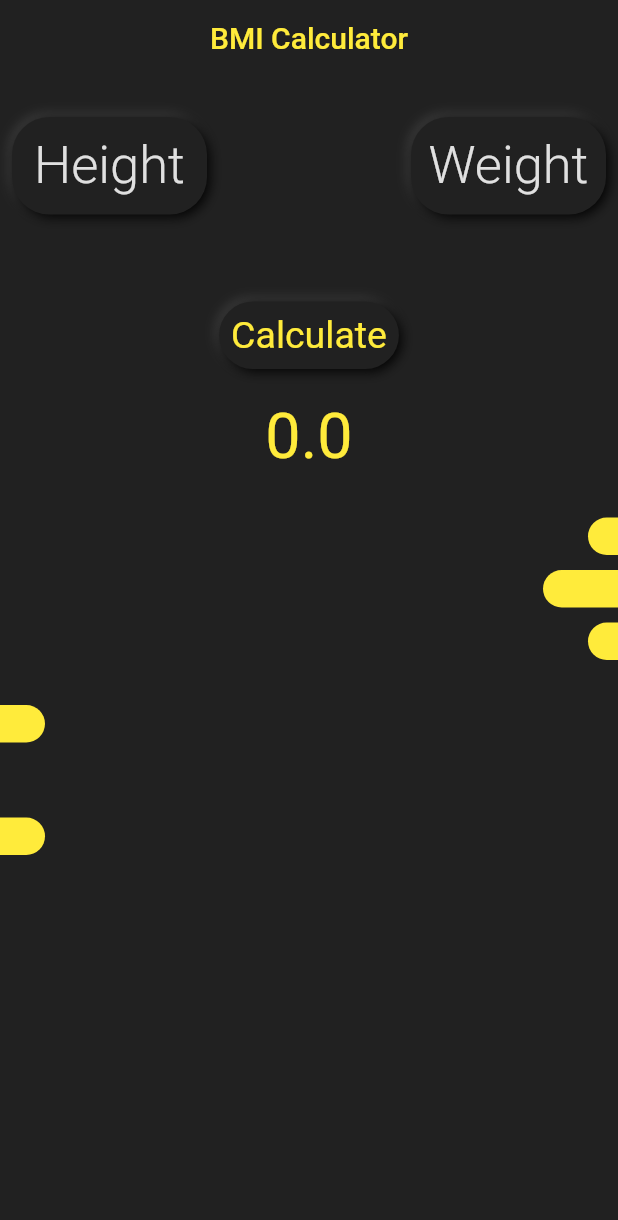
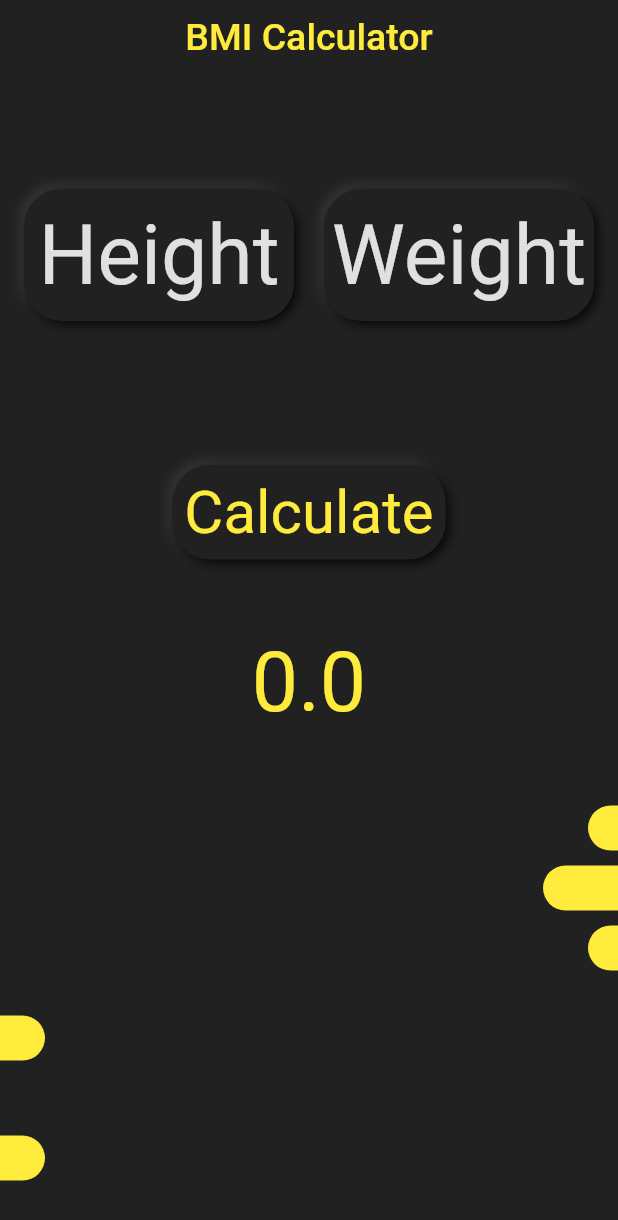
Before and after one commit to swastik21/bmi, a Flutter app: the screen it shows after launch, on a phone screen of 412 x 824 dp. Shown: the top 1220 px of the screen. Run offline on Flutter 3.47's test engine with Material 2 defaults, Android fonts, the phone set to English and light mode, and no system bars; our stand-ins replace flutter_inset_box_shadow, flutter_riverpod.

Commit message:
Updated sizes

```diff
--- a/lib/home_page.dart
+++ b/lib/home_page.dart
@@ -34,7 +34,10 @@ class _HomePageState extends ConsumerState<HomePage> {
         appBar: AppBar(
           title: Text(
             "BMI Calculator",
-            style: TextStyle(color: Theme.of(context).colorScheme.secondary),
+            style: TextStyle(
+              color: Theme.of(context).colorScheme.secondary,
+              fontSize: 25,
+            ),
           ),
           centerTitle: true,
           elevation: 0,
@@ -45,10 +48,10 @@ class _HomePageState extends ConsumerState<HomePage> {
           child: Column(
             children: [
               const SizedBox(
-                height: 20,
+                height: 60,
               ),
               Padding(
-                padding: const EdgeInsets.all(8.0),
+                padding: const EdgeInsets.all(16.0),
                 child: Row(
                   mainAxisAlignment: MainAxisAlignment.spaceBetween,
                   children: [
@@ -64,7 +67,7 @@ class _HomePageState extends ConsumerState<HomePage> {
                 ),
               ),
               const SizedBox(
-                height: 50,
+                height: 80,
               ),
               Consumer(
                 builder: (context, ref, child) {
@@ -102,7 +105,7 @@ class _HomePageState extends ConsumerState<HomePage> {
                           "Calculate",
                           style: TextStyle(
                             color: Theme.of(context).colorScheme.secondary,
-                            fontSize: 25,
+                            fontSize: 40,
                             fontWeight: FontWeight.w400,
                           ),
                         ),
@@ -112,7 +115,7 @@ class _HomePageState extends ConsumerState<HomePage> {
                 },
               ),
               const SizedBox(
-                height: 20,
+                height: 50,
               ),
               Consumer(
                 builder: (context, ref, child) {
@@ -121,7 +124,7 @@ class _HomePageState extends ConsumerState<HomePage> {
                     _bmi.toStringAsFixed(1),
                     style: TextStyle(
                       color: Theme.of(context).colorScheme.secondary,
-                      fontSize: 42,
+                      fontSize: 55,
                     ),
                   );
                 },
@@ -139,7 +142,7 @@ class _HomePageState extends ConsumerState<HomePage> {
                       _status,
                       style: TextStyle(
                         color: _statusColor,
-                        fontSize: 22,
+                        fontSize: 35,
                       ),
                     ),
                   );
--- a/lib/widget/illustration.dart
+++ b/lib/widget/illustration.dart
@@ -10,7 +10,7 @@ class Illustration extends StatelessWidget {
     return Column(
       children: const [
         SizedBox(
-          height: 10,
+          height: 30,
         ),
         RightBar(rightBarWidth: 20),
         SizedBox(
--- a/lib/widget/leftBar.dart
+++ b/lib/widget/leftBar.dart
@@ -10,7 +10,7 @@ class LeftBar extends StatelessWidget {
       mainAxisAlignment: MainAxisAlignment.start,
       children: [
         Container(
-          height: 25,
+          height: 30,
           width: leftBarWidth.toDouble(),
           decoration: BoxDecoration(
               color: Theme.of(context).colorScheme.secondary,
--- a/lib/widget/neumorphic_input.dart
+++ b/lib/widget/neumorphic_input.dart
@@ -25,7 +25,7 @@ class NeumorphicInput extends StatelessWidget {
         ],
         borderRadius: BorderRadius.circular(25),
       ),
-      width: 130,
+      width: 180,
       child: TextField(
         cursorHeight: 40,
         cursorColor: Colors.grey,
@@ -36,8 +36,8 @@ class NeumorphicInput extends StatelessWidget {
         controller: controller,
         style: TextStyle(
             color: Theme.of(context).colorScheme.secondary,
-            fontSize: 35,
-            fontWeight: FontWeight.w300),
+            fontSize: 55,
+            fontWeight: FontWeight.w400),
         decoration: InputDecoration(
           border: InputBorder.none,
           hintStyle: TextStyle(
--- a/lib/widget/rightbar.dart
+++ b/lib/widget/rightbar.dart
@@ -10,7 +10,7 @@ class RightBar extends StatelessWidget {
       mainAxisAlignment: MainAxisAlignment.end,
       children: [
         Container(
-          height: 25,
+          height: 30,
           width: rightBarWidth.toDouble(),
           decoration: BoxDecoration(
               color: Theme.of(context).colorScheme.secondary,
```
